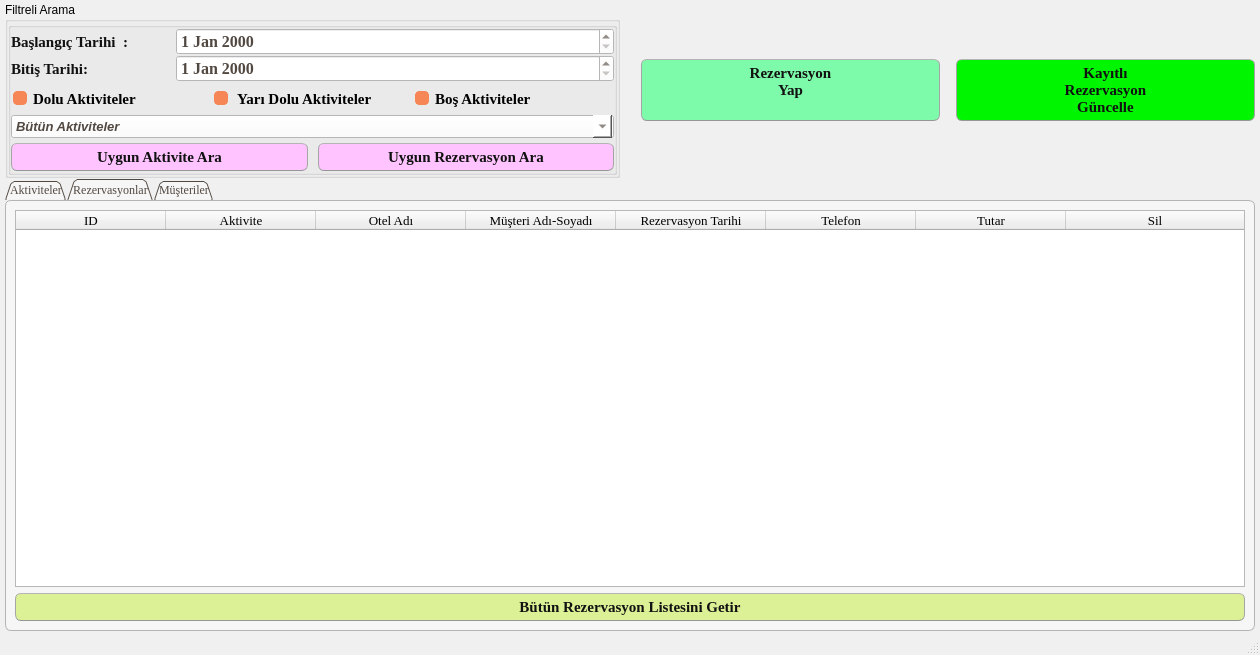
Above: ui_designs/rezTakip.ui from subhanakbenli/Rezervasyon-Takip-Program- before the change. Below: the same form after it.
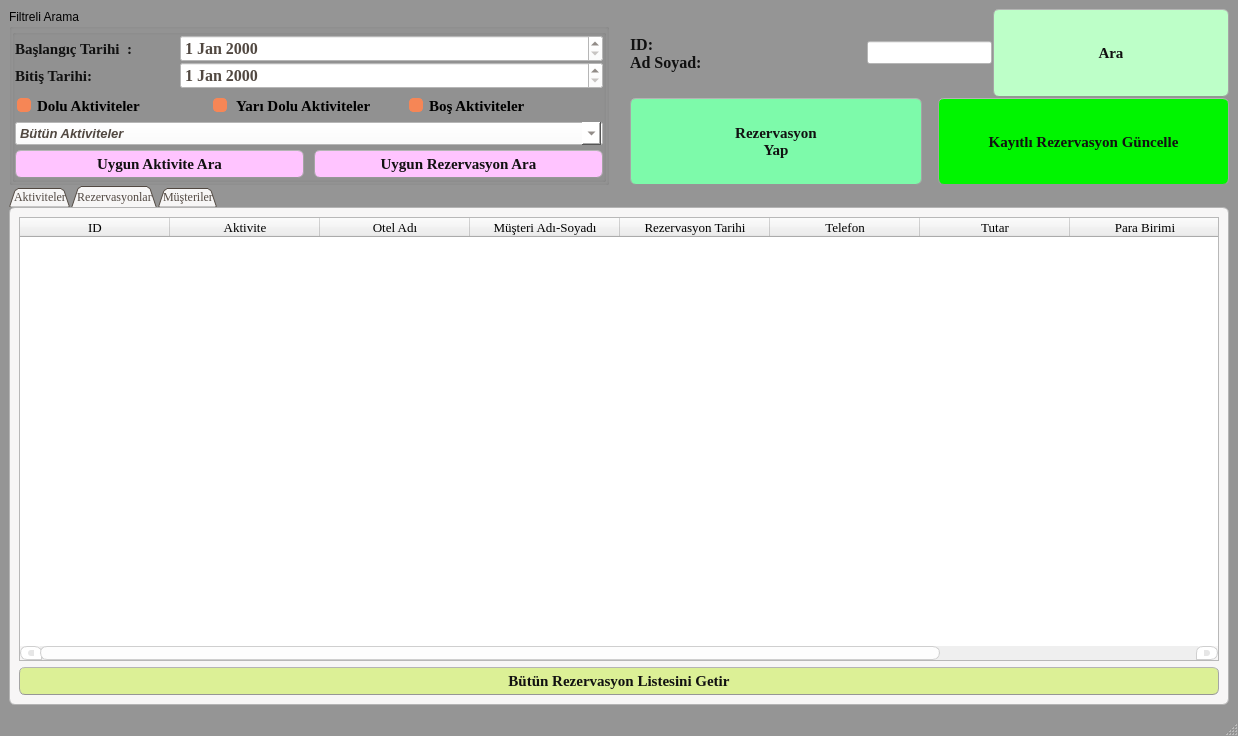
That is the form after the change. The open tabs and pages were chosen to show the change.

Diff of the .ui file:
```diff
--- a/ui_designs/rezTakip.ui
+++ b/ui_designs/rezTakip.ui
@@ -6,8 +6,8 @@
    <rect>
     <x>0</x>
     <y>0</y>
-    <width>1260</width>
-    <height>655</height>
+    <width>1238</width>
+    <height>736</height>
    </rect>
   </property>
   <property name="minimumSize">
@@ -33,7 +33,7 @@
 Available at: https://github.com/GTRONICK/QSS/blob/master/Ubuntu.qss
 */
 QMainWindow {
-	background-color:#f0f0f0;
+	background-color: rgb(149, 149, 149);
 }
 QCheckBox {
 	padding:2px;
@@ -524,19 +524,7 @@
 }</string>
   </property>
   <widget class="QWidget" name="centralwidget">
-   <layout class="QGridLayout" name="gridLayout_7">
-    <property name="leftMargin">
-     <number>5</number>
-    </property>
-    <property name="topMargin">
-     <number>2</number>
-    </property>
-    <property name="rightMargin">
-     <number>5</number>
-    </property>
-    <property name="bottomMargin">
-     <number>2</number>
-    </property>
+   <layout class="QGridLayout" name="gridLayout_2">
     <item row="0" column="0">
      <layout class="QVBoxLayout" name="verticalLayout_6" stretch="1,4">
       <property name="spacing">
@@ -826,13 +814,85 @@
          </spacer>
         </item>
         <item>
-         <layout class="QGridLayout" name="gridLayout_2">
-          <item row="0" column="0">
+         <layout class="QVBoxLayout" name="verticalLayout_3">
+          <item>
+           <layout class="QVBoxLayout" name="verticalLayout_2">
+            <item>
+             <layout class="QHBoxLayout" name="horizontalLayout_3">
+              <item>
+               <widget class="QLabel" name="label_5">
+                <property name="font">
+                 <font>
+                  <family>Times New Roman</family>
+                  <pointsize>12</pointsize>
+                  <weight>75</weight>
+                  <bold>true</bold>
+                 </font>
+                </property>
+                <property name="text">
+                 <string>ID:
+Ad Soyad:</string>
+                </property>
+               </widget>
+              </item>
+              <item>
+               <widget class="QLineEdit" name="ID_lineEdit">
+                <property name="sizePolicy">
+                 <sizepolicy hsizetype="Fixed" vsizetype="Fixed">
+                  <horstretch>0</horstretch>
+                  <verstretch>0</verstretch>
+                 </sizepolicy>
+                </property>
+                <property name="font">
+                 <font>
+                  <family>Times New Roman</family>
+                  <pointsize>10</pointsize>
+                  <weight>75</weight>
+                  <bold>true</bold>
+                 </font>
+                </property>
+                <property name="inputMethodHints">
+                 <set>Qt::ImhNone</set>
+                </property>
+                <property name="inputMask">
+                 <string notr="true"/>
+                </property>
+               </widget>
+              </item>
+              <item>
+               <widget class="QPushButton" name="IDAra_pushButton">
+                <property name="sizePolicy">
+                 <sizepolicy hsizetype="Minimum" vsizetype="Expanding">
+                  <horstretch>0</horstretch>
+                  <verstretch>0</verstretch>
+                 </sizepolicy>
+                </property>
+                <property name="font">
+                 <font>
+                  <family>Times New Roman</family>
+                  <pointsize>11</pointsize>
+                  <weight>75</weight>
+                  <bold>true</bold>
+                 </font>
+                </property>
+                <property name="styleSheet">
+                 <string notr="true">background-color:rgb(189, 255, 200)</string>
+                </property>
+                <property name="text">
+                 <string>Ara</string>
+                </property>
+               </widget>
+              </item>
+             </layout>
+            </item>
+           </layout>
+          </item>
+          <item>
            <layout class="QHBoxLayout" name="horizontalLayout_2">
             <item>
              <widget class="QPushButton" name="rezYap_pushButton">
               <property name="sizePolicy">
-               <sizepolicy hsizetype="Minimum" vsizetype="Fixed">
+               <sizepolicy hsizetype="Minimum" vsizetype="Expanding">
                 <horstretch>0</horstretch>
                 <verstretch>0</verstretch>
                </sizepolicy>
@@ -850,8 +910,7 @@
               </property>
               <property name="text">
                <string>Rezervasyon
-Yap
-</string>
+Yap</string>
               </property>
              </widget>
             </item>
@@ -874,7 +933,7 @@
             <item>
              <widget class="QPushButton" name="musterirezguncelle_pushButton">
               <property name="sizePolicy">
-               <sizepolicy hsizetype="Minimum" vsizetype="Fixed">
+               <sizepolicy hsizetype="Minimum" vsizetype="Expanding">
                 <horstretch>0</horstretch>
                 <verstretch>0</verstretch>
                </sizepolicy>
@@ -891,9 +950,7 @@
                <string notr="true">background-color:rgb(0, 245,0)</string>
               </property>
               <property name="text">
-               <string>Kayıtlı
-Rezervasyon
-Güncelle</string>
+               <string>Kayıtlı Rezervasyon Güncelle</string>
               </property>
              </widget>
             </item>
@@ -1147,6 +1204,11 @@
               <string>Tutar</string>
              </property>
             </column>
+            <column>
+             <property name="text">
+              <string>Para Birimi</string>
+             </property>
+            </column>
             <column>
              <property name="text">
               <string>Sil</string>
```
Left out of the diff: 22 changed lines with no effect on the pictures.
